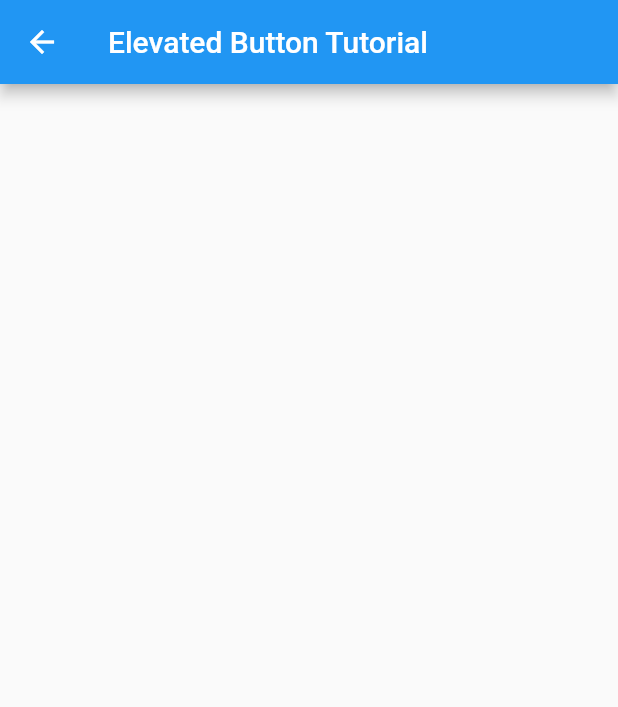
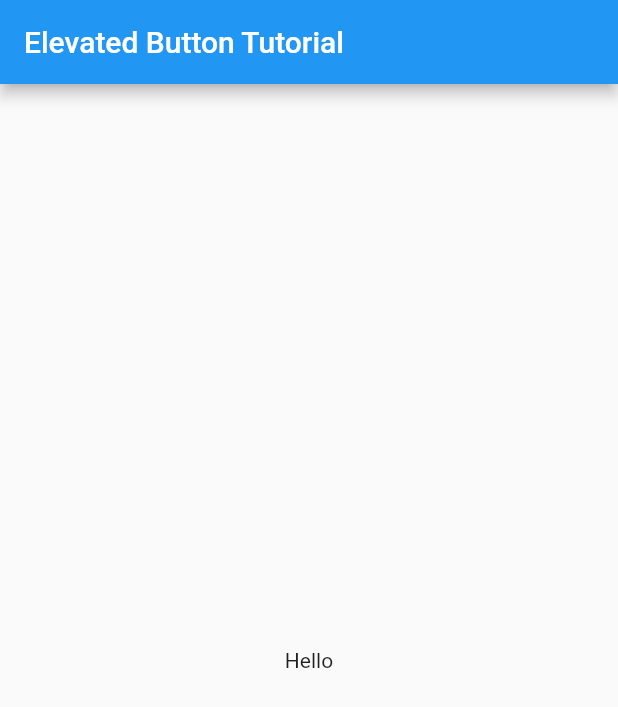
Before and after one commit to maheshpd/Flutter-Tutorial, a Flutter app: the ElevatedButtons screen opened directly, on a phone screen of 412 x 824 dp. Shown: the top 707 px of the screen. Run offline on Flutter 3.47's test engine with Material 2 defaults, Android fonts, the phone set to English and light mode, and no system bars.

Commit message:
Elevated button initialize

```diff
--- a/lib/ElevatedButtons.dart
+++ b/lib/ElevatedButtons.dart
@@ -9,6 +9,9 @@ class ElevatedButtons extends StatelessWidget {
       appBar: AppBar(
         title: const Text('Elevated Button Tutorial'),
       ),
+      body: const Center(
+        child: Text('Hello'),
+      ),
     );
   }
 }
--- a/lib/main.dart
+++ b/lib/main.dart
@@ -6,6 +6,7 @@ import 'package:flutter_tutoial/Centers.dart';
 import 'package:flutter_tutoial/Columns.dart';
 import 'package:flutter_tutoial/Containers.dart';
 import 'package:flutter_tutoial/DataTables.dart';
+import 'package:flutter_tutoial/ElevatedButtons.dart';
 
 void main() {
   runApp(const MyApp());
@@ -17,7 +18,7 @@ class MyApp extends StatelessWidget {
   @override
   Widget build(BuildContext context) {
     return const MaterialApp(
-      home: DataTables(),
+      home: ElevatedButtons(),
     );
   }
 }
```
